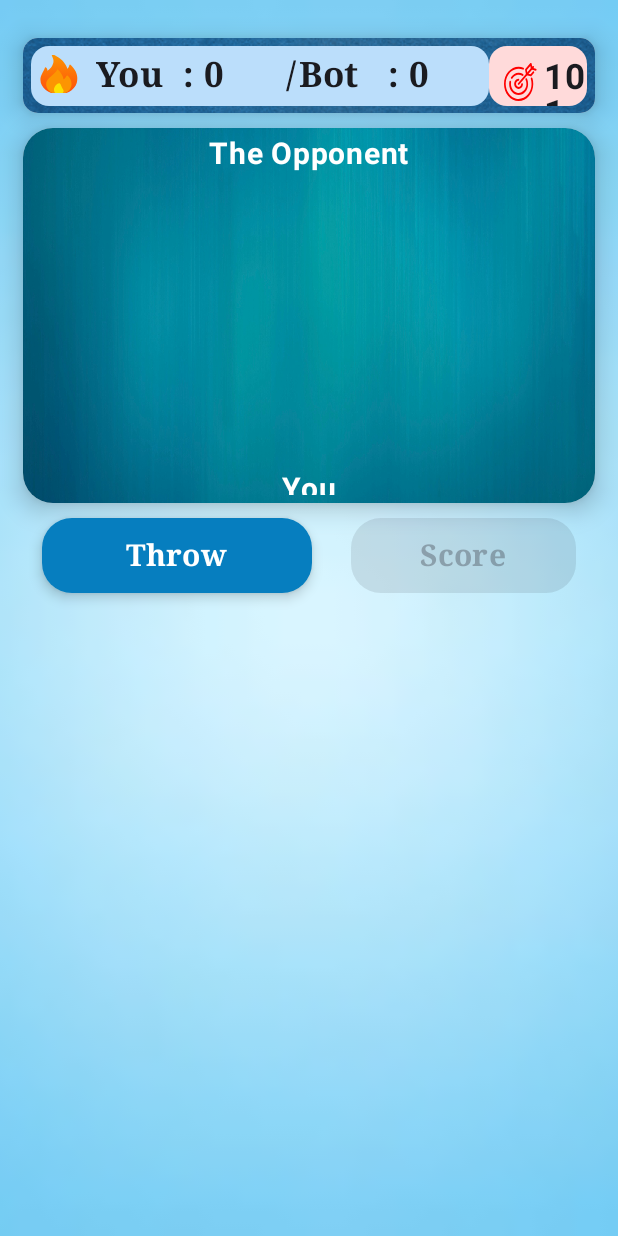
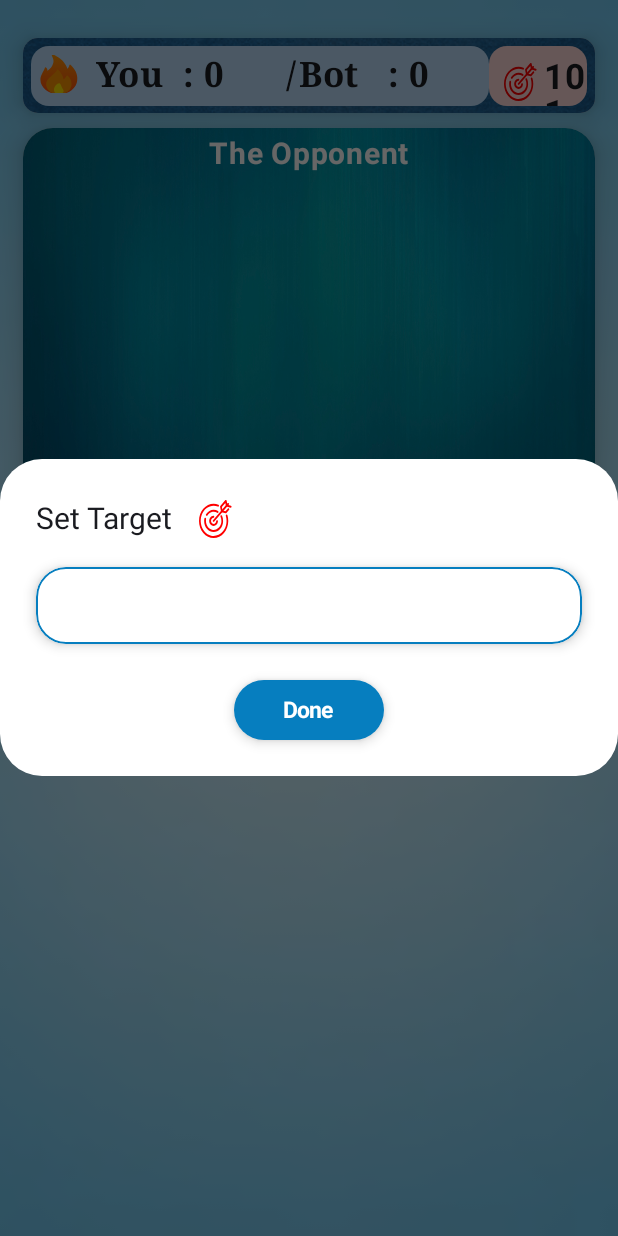
Before and after one commit to AvishkaPramuditha/MAD_CW1, an Android app built with Jetpack Compose: the composable MainView shown on its own in the app's theme, on a phone screen of 412 x 824 dp. Run offline under Robolectric (Android 15) with nearby library versions, the phone set to English and light mode, and no system bars.

Commit message:
SAVED IN ROTATION DONE TARGET INPUT VALIDATED

```diff
--- a/app/src/main/java/com/example/w1871523_mad_cw1/GamePlayActivity.kt
+++ b/app/src/main/java/com/example/w1871523_mad_cw1/GamePlayActivity.kt
@@ -69,6 +69,8 @@ import androidx.compose.ui.platform.LocalContext
 import androidx.core.content.res.ResourcesCompat
 
 
+private val targetState= mutableStateOf("")
+
 class GamePlayActivity : ComponentActivity() {
 
 
@@ -76,6 +78,7 @@ class GamePlayActivity : ComponentActivity() {
         super.onCreate(savedInstanceState)
         enableEdgeToEdge()
         setContent {
+
             val viewModel: GamePlayViewModel = viewModel()
             val isPortrait =
                 LocalConfiguration.current.orientation == Configuration.ORIENTATION_PORTRAIT
@@ -83,6 +86,18 @@ class GamePlayActivity : ComponentActivity() {
         }
 
     }
+
+     override fun onSaveInstanceState(outState: Bundle) {
+        super.onSaveInstanceState(outState)
+        outState.putString("target",targetState.value)
+    }
+
+    override fun onRestoreInstanceState(savedInstanceState: Bundle) {
+        super.onRestoreInstanceState(savedInstanceState)
+        targetState.value=savedInstanceState.getString("target") ?: "101"
+    }
+
+
 }
 
 @Composable
@@ -104,6 +119,14 @@ fun MainView(viewModel: GamePlayViewModel, isPortrait: Boolean) {
             contentScale = ContentScale.Crop,
             modifier = Modifier.fillMaxSize()
         )
+        // get screen with and set dynamic padding
+        val screenWith = LocalConfiguration.current.screenWidthDp.dp
+        val padding = when {
+            screenWith < 320.dp -> 3.dp
+            screenWith < 380.dp -> 5.dp
+            screenWith < 400.dp -> 10.dp
+            else -> 15.dp
+        }
 
         Column(
             modifier = Modifier
@@ -112,7 +135,7 @@ fun MainView(viewModel: GamePlayViewModel, isPortrait: Boolean) {
                         60.dp
                     } else {
                         25.dp
-                    }, end = 15.dp, start = 15.dp
+                    }, end = padding, start = padding, bottom = 5.dp
                 )
                 .fillMaxSize()
         ) {
@@ -565,13 +588,13 @@ fun ButtonSection(viewModel: GamePlayViewModel, isPortrait: Boolean) {
 
 @Composable
 fun SetTarget(viewModel: GamePlayViewModel) {
-    var showAlert: Boolean by remember { mutableStateOf(false) }
-    var target by remember { mutableStateOf("101") }
+    var target by remember { targetState }
+    var validatedTargetInput:Boolean
 
-    if (showAlert) {
+    if (viewModel.showTargetAlert.value) {
         AlertDialog(
             containerColor = Color.White,
-            onDismissRequest = { showAlert = false },
+            onDismissRequest = { },
             title = {
                 Row(verticalAlignment = Alignment.CenterVertically) {
                     Text("Set Target", fontSize = 20.sp)
@@ -583,7 +606,6 @@ fun SetTarget(viewModel: GamePlayViewModel) {
                         modifier = Modifier.size(25.dp)
                     )
                 }
-
             },
 
             text = {
@@ -593,12 +615,18 @@ fun SetTarget(viewModel: GamePlayViewModel) {
                 ) {
                     OutlinedTextField(
                         value = target,
-                        onValueChange = { target = it },
+                        onValueChange = {
+                            validatedTargetInput = viewModel.validateTargetInput(it)
+                            if (validatedTargetInput) {
+                                target = it
+                            }
+                        },
                         modifier = Modifier
                             .fillMaxWidth()
                             .height(51.dp)
                             .shadow(5.dp, RoundedCornerShape(20.dp)),
                         keyboardOptions = KeyboardOptions.Default.copy(keyboardType = KeyboardType.Number),
+                        singleLine = true,
                         colors = TextFieldDefaults.colors(
                             unfocusedTextColor = Color.Black,
                             focusedIndicatorColor = Color(0xFF067EBF),
@@ -610,12 +638,8 @@ fun SetTarget(viewModel: GamePlayViewModel) {
                         textStyle = TextStyle(
                             fontSize = 20.sp,
                             fontWeight = FontWeight.Bold,
-
-
-                            )
+                        ),
                     )
-
-
                 }
             },
             confirmButton = {
@@ -625,8 +649,12 @@ fun SetTarget(viewModel: GamePlayViewModel) {
                 ) {
                     ElevatedButton(
                         onClick = {
-                            viewModel.setTarget(target.toInt())
-                            showAlert = false
+                            validatedTargetInput = viewModel.validateTargetInput(target)
+                            if (validatedTargetInput) {
+                                viewModel.setTarget(target.toInt())
+                                viewModel.setShowTargetAlert(false)
+                                target="101"
+                            }
                         },
                         colors = ButtonDefaults.buttonColors(
                             contentColor = Color.White,
--- a/app/src/main/java/com/example/w1871523_mad_cw1/viewModel/GamePlayViewModel.kt
+++ b/app/src/main/java/com/example/w1871523_mad_cw1/viewModel/GamePlayViewModel.kt
@@ -29,6 +29,7 @@ class GamePlayViewModel : ViewModel() {
     private var _showAnimation = mutableStateOf(false)
     private var _buttonName = mutableStateOf("Throw")
     private var _showWinner = mutableStateOf(false)
+    private var _showTargetAlert= mutableStateOf(true)
     private var _showScoreButton = mutableStateOf(false)
     private var _showThrowButton = mutableStateOf(true)
     private var _isGameFinished = mutableStateOf(false)
@@ -58,6 +59,7 @@ class GamePlayViewModel : ViewModel() {
     val showScoreButton: State<Boolean> = _showScoreButton
     val showThrowButton: State<Boolean> = _showThrowButton
     val isGameFinished: State<Boolean> = _isGameFinished
+    val showTargetAlert: State<Boolean> = _showTargetAlert
 
     fun selectDice(index: Int) {
         _playerSelectedDices.value += index
@@ -75,6 +77,9 @@ class GamePlayViewModel : ViewModel() {
         _showWinner.value = enable
     }
 
+    fun setShowTargetAlert(enable: Boolean) {
+        _showTargetAlert.value = enable
+    }
     private fun throwPlayerDices() {
         _showDice.value = true
 
@@ -266,4 +271,8 @@ class GamePlayViewModel : ViewModel() {
         rollingSound?.start()
     }
 
+    fun validateTargetInput(input:String):Boolean{
+        return input.matches("^\\d+$".toRegex())
+    }
+
 }
```
Also changed, not shown: app/src/main/AndroidManifest.xml (+10 -8 lines).
